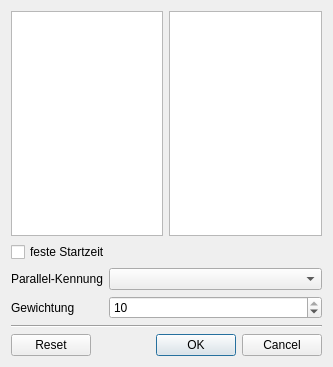
This is wz-data/ui/dialog_day_period.ui in gradgrind/WZ3 as Qt 5 draws it before an edit. The edited form follows.
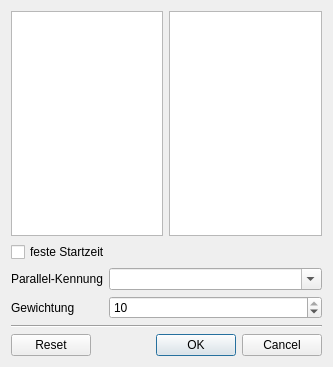
This is the edited form.

Patch:
```diff
--- a/wz-data/ui/dialog_day_period.ui
+++ b/wz-data/ui/dialog_day_period.ui
@@ -48,7 +48,17 @@
       </widget>
      </item>
      <item row="0" column="1">
-      <widget class="QComboBox" name="simultaneous_tag"/>
+      <widget class="QComboBox" name="simultaneous_tag">
+       <property name="editable">
+        <bool>true</bool>
+       </property>
+       <property name="insertPolicy">
+        <enum>QComboBox::NoInsert</enum>
+       </property>
+       <property name="sizeAdjustPolicy">
+        <enum>QComboBox::AdjustToContents</enum>
+       </property>
+      </widget>
      </item>
      <item row="1" column="1">
       <widget class="QSpinBox" name="weighting">
```
